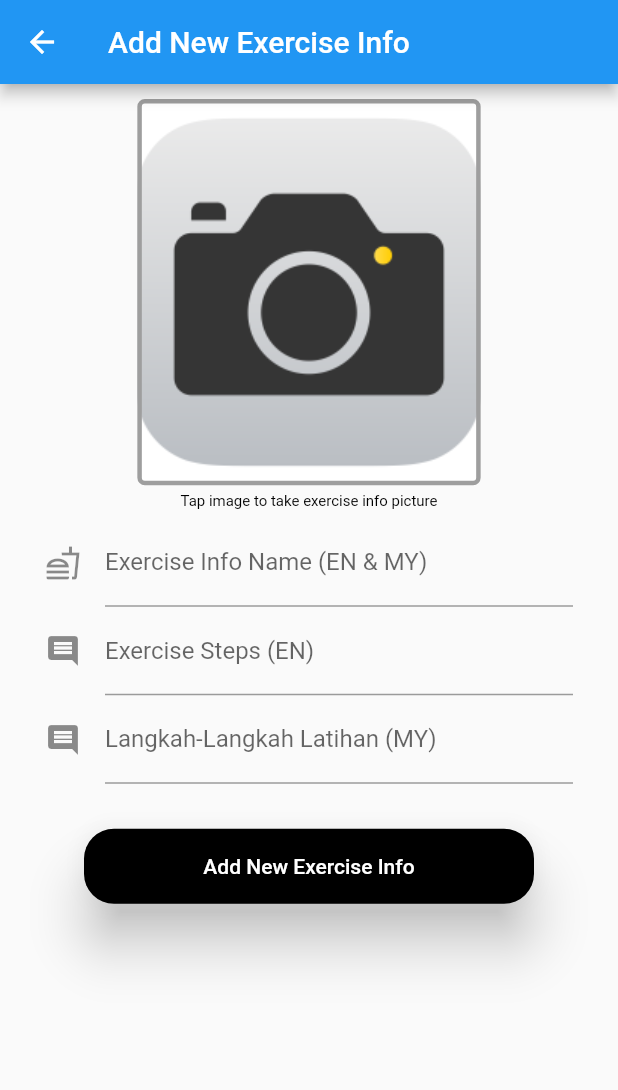
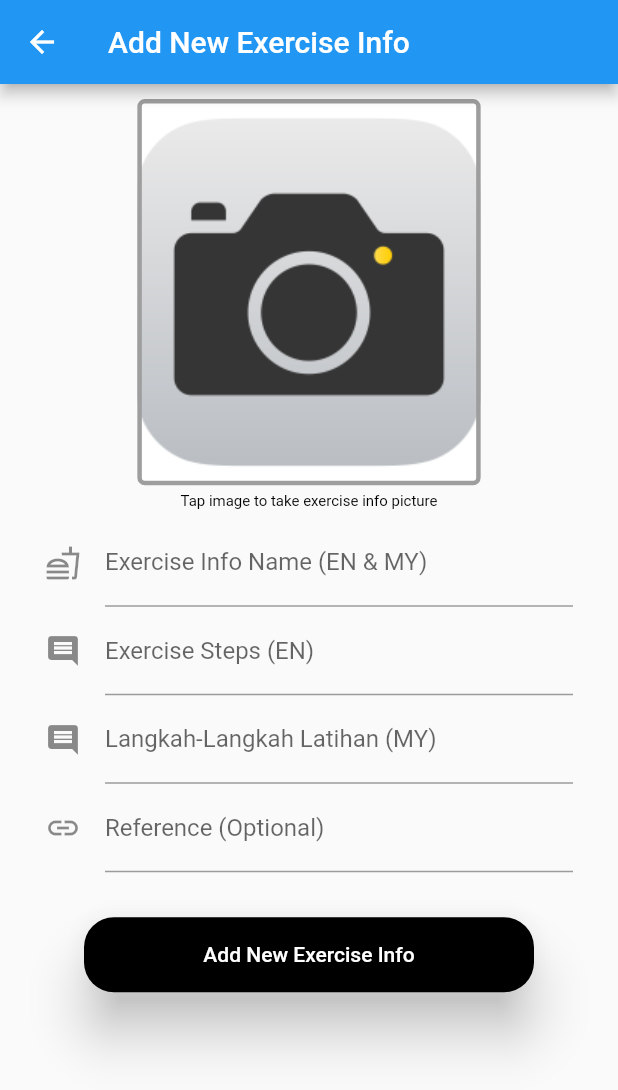
Before and after one commit to ghosttam/eyehealthcare, a Flutter app: the AddNewExerciseInfo screen opened directly, on a phone screen of 412 x 824 dp. Shown: the top 1090 px of the screen. Run offline on Flutter 3.47's test engine with Material 2 defaults, Android fonts, the phone set to English and light mode, and no system bars; our stand-ins replace cached_network_image, carousel_pro, easy_localization, flutter_cache_manager, flutter_speed_dial, flutter_svg and 8 more; missing offline and left inert: ff_navigation_bar, image_downloader; accounts and stored records are empty.

Commit message:
first commit

```diff
--- a/assets/translations/en-US.json
+++ b/assets/translations/en-US.json
@@ -143,6 +143,8 @@
     "Failed":"Failed",
     "Update":"Update",
     "Update ":"Update ",
+    "Reference (Optional)":"Reference (Optional)",
+    "Paste .gif link here":"Paste .gif link here",
 
     "Add New Food":"Add New Food",
     "Tap image to take food picture":"Tap image to take food picture",
--- a/assets/translations/ms-MY.json
+++ b/assets/translations/ms-MY.json
@@ -142,6 +142,9 @@
     "Failed":"Gagal",
     "Update":"Kemas Kini",
     "Update ":"Kemas Kini ",
+    "Reference (Optional)":"Rujukan (Tidak Diwajibkan)",
+    "Paste .gif link here":"Tampal pautan .gif di sini",
+
 
     "Add New Food":"Tambah Makanan Baru",
     "Tap image to take food picture":"Ketik gambar untuk mengambil gambar makanan",
--- a/lib/admin/adminexedetails.dart
+++ b/lib/admin/adminexedetails.dart
@@ -214,7 +214,8 @@ class _ExeDetailsState extends State<ExeDetails> {
         infoname: exeInfoList[index]['infoname'],
         infostep: exeInfoList[index]['infostep'],
         infolangkah: exeInfoList[index]['infolangkah'],
-        infoimagename: exeInfoList[index]['infoimagename']);
+        infoimagename: exeInfoList[index]['infoimagename'],
+        reference: exeInfoList[index]['reference']);
 
     Navigator.push(
             context,
--- a/lib/admin/adminexerciseinfo.dart
+++ b/lib/admin/adminexerciseinfo.dart
@@ -1,9 +1,10 @@
 class ExerciseInfo {
-  String infoid, infoname, infostep, infolangkah, infoimagename;
+  String infoid, infoname, infostep, infolangkah, infoimagename, reference;
   ExerciseInfo(
       {this.infoid,
       this.infoname,
       this.infostep,
       this.infolangkah,
-      this.infoimagename});
+      this.infoimagename,
+      this.reference});
 }
--- a/lib/admin/manage/addnewexerciseinfo.dart
+++ b/lib/admin/manage/addnewexerciseinfo.dart
@@ -23,11 +23,13 @@ class _AddNewExerciseInfoState extends State<AddNewExerciseInfo> {
   final TextEditingController _infonamecontroller = TextEditingController();
   final TextEditingController _infostepcontroller = TextEditingController();
   final TextEditingController _infolangkahcontroller = TextEditingController();
+  final TextEditingController _referencecontroller = TextEditingController();
 
   String _infoname = "";
   String _infostep = "";
   String _infolangkah = "";
   String _exeid = "";
+  String _reference = "";
 
   double screenHeight, screenWidth;
   File _image;
@@ -112,6 +114,20 @@ class _AddNewExerciseInfoState extends State<AddNewExerciseInfo> {
                             labelText: 'Langkah-Langkah Latihan (MY)',
                             hintText: 'Bahasa Malaysia',
                             icon: Icon(Icons.insert_comment),
+                          )),
+                    ),
+                    IntrinsicHeight(
+                      child: TextField(
+                          textInputAction: TextInputAction.newline,
+                          keyboardType: TextInputType.multiline,
+                          minLines: null,
+                          maxLines: null,
+                          expands: true,
+                          controller: _referencecontroller,
+                          decoration: InputDecoration(
+                            labelText: 'Reference (Optional)'.tr(),
+                            hintText: 'Paste .gif link here'.tr(),
+                            icon: Icon(Icons.insert_link),
                           )),
                     ),
                     SizedBox(height: 30),
@@ -319,6 +335,7 @@ class _AddNewExerciseInfoState extends State<AddNewExerciseInfo> {
     _infoname = _infonamecontroller.text;
     _infostep = _infostepcontroller.text;
     _infolangkah = _infolangkahcontroller.text;
+    _reference = _referencecontroller.text;
     _exeid = widget.exe.exeid;
 
     String base64Image = base64Encode(_image.readAsBytesSync());
@@ -329,6 +346,7 @@ class _AddNewExerciseInfoState extends State<AddNewExerciseInfo> {
           "infoname": _infoname,
           "infostep": _infostep,
           "infolangkah": _infolangkah,
+          "reference": _reference,
           "encoded_string": base64Image,
           "image": "${dateTime.microsecondsSinceEpoch}",
           "exeid": _exeid,
--- a/lib/admin/manage/editexerciseinfo.dart
+++ b/lib/admin/manage/editexerciseinfo.dart
@@ -29,11 +29,12 @@ class _EditExerciseInfoState extends State<EditExerciseInfo> {
   final TextEditingController _infonamecontroller = TextEditingController();
   final TextEditingController _infostepcontroller = TextEditingController();
   final TextEditingController _infolangkahcontroller = TextEditingController();
+  final TextEditingController _referencecontroller = TextEditingController();
 
   String _infoname = "";
   String _infostep = "";
   String _infolangkah = "";
-  String _exeid = "";
+  String _reference = "";
 
   double screenHeight, screenWidth;
   File _image;
@@ -48,6 +49,7 @@ class _EditExerciseInfoState extends State<EditExerciseInfo> {
     _infonamecontroller.text = (widget.exeinfo.infoname);
     _infostepcontroller.text = (widget.exeinfo.infostep);
     _infolangkahcontroller.text = (widget.exeinfo.infolangkah);
+    _referencecontroller.text = (widget.exeinfo.reference);
   }
 
   @override
@@ -147,6 +149,20 @@ class _EditExerciseInfoState extends State<EditExerciseInfo> {
                             labelText: 'Langkah-Langkah Latihan (MY)',
                             hintText: 'Bahasa Malaysia',
                             icon: Icon(Icons.insert_comment),
+                          )),
+                    ),
+                    IntrinsicHeight(
+                      child: TextField(
+                          textInputAction: TextInputAction.newline,
+                          keyboardType: TextInputType.multiline,
+                          minLines: null,
+                          maxLines: null,
+                          expands: true,
+                          controller: _referencecontroller,
+                          decoration: InputDecoration(
+                            labelText: 'Reference (Optional)'.tr(),
+                            hintText: 'Paste .gif link here'.tr(),
+                            icon: Icon(Icons.insert_link),
                           )),
                     ),
                     SizedBox(height: 30),
@@ -360,6 +376,7 @@ class _EditExerciseInfoState extends State<EditExerciseInfo> {
     _infoname = _infonamecontroller.text;
     _infostep = _infostepcontroller.text;
     _infolangkah = _infolangkahcontroller.text;
+    _reference = _referencecontroller.text;
     String base64Image = "";
     if (_image == null) {
       http.post(
@@ -369,6 +386,7 @@ class _EditExerciseInfoState extends State<EditExerciseInfo> {
             "infoname": _infoname,
             "infostep": _infostep,
             "infolangkah": _infolangkah,
+            "reference": _reference,
             "image": widget.exeinfo.infoimagename,
           }).then((res) {
         print(res.body);
@@ -405,6 +423,7 @@ class _EditExerciseInfoState extends State<EditExerciseInfo> {
             "infoname": _infoname,
             "infostep": _infostep,
             "infolangkah": _infolangkah,
+            "reference": _reference,
             "encoded_string": base64Image,
             "image": widget.exeinfo.infoimagename,
           }).then((res) {
--- a/lib/user/exedetails.dart
+++ b/lib/user/exedetails.dart
@@ -200,7 +200,8 @@ class _ExeDetailsState extends State<ExeDetails> {
         infoname: exeInfoList[index]['infoname'],
         infostep: exeInfoList[index]['infostep'],
         infolangkah: exeInfoList[index]['infolangkah'],
-        infoimagename: exeInfoList[index]['infoimagename']);
+        infoimagename: exeInfoList[index]['infoimagename'],
+        reference: exeInfoList[index]['reference']);
 
     Navigator.push(
       context,
--- a/lib/user/exerciseinfo.dart
+++ b/lib/user/exerciseinfo.dart
@@ -1,9 +1,10 @@
 class ExerciseInfo {
-  String infoid, infoname, infostep, infolangkah, infoimagename;
+  String infoid, infoname, infostep, infolangkah, infoimagename, reference;
   ExerciseInfo(
       {this.infoid,
       this.infoname,
       this.infostep,
       this.infolangkah,
-      this.infoimagename});
+      this.infoimagename,
+      this.reference});
 }
```
Also changed, not shown: lib/admin/adminexeinfoscreen.dart (+6 -5 lines), lib/admin/details.dart (+12 -3 lines), lib/user/details.dart (+12 -3 lines), lib/user/exeinfoscreen.dart (+5 -5 lines).
